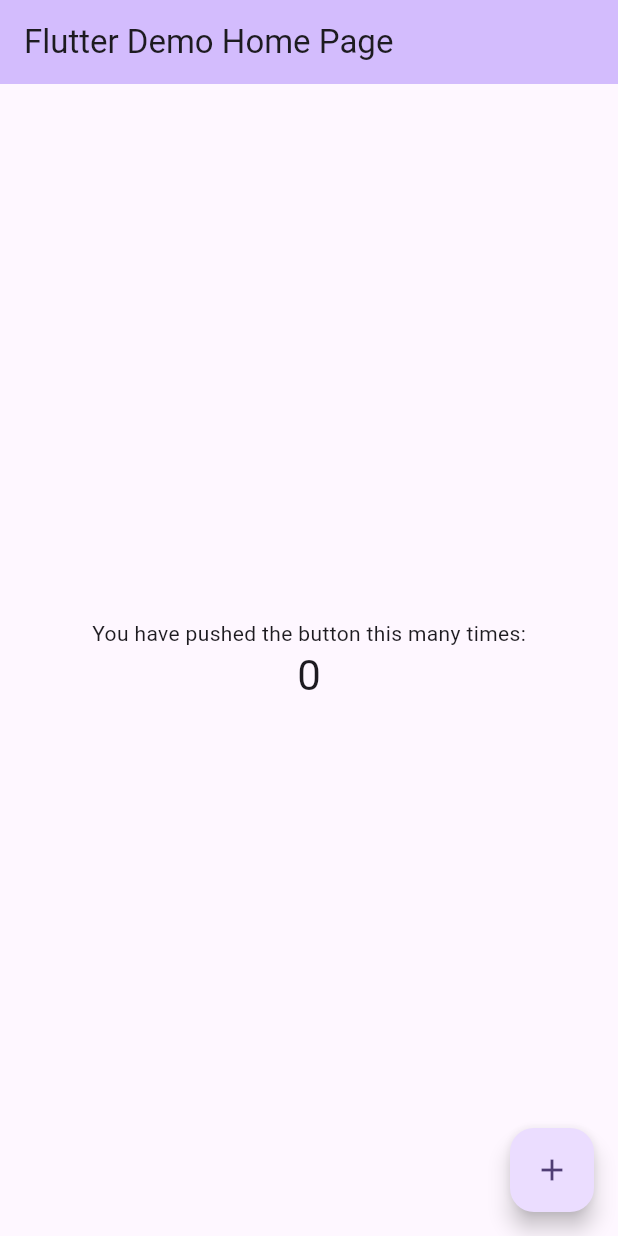
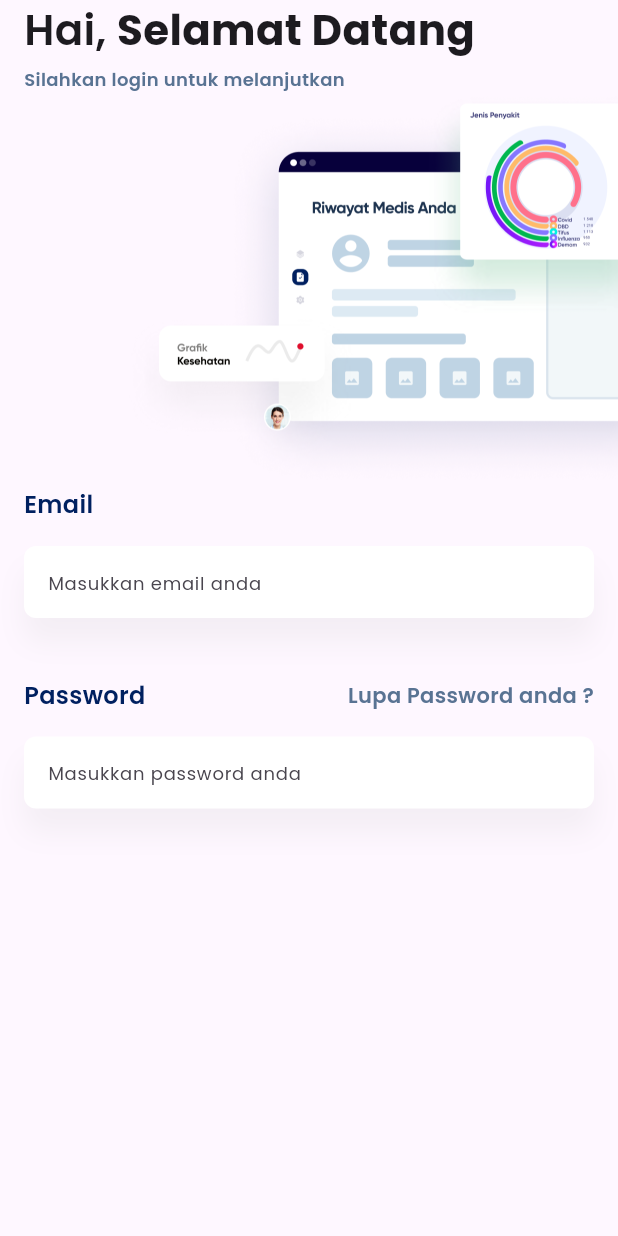
Before and after one commit to hamcuks/vascomm-test, a Flutter app: the screen it shows after launch, on a phone screen of 412 x 824 dp. Run offline on Flutter 3.47's test engine with Material 3 defaults, Android fonts, the phone set to English and light mode, and no system bars; our stand-ins replace google_fonts.

Commit message:
feat(view): add login view

```diff
--- /dev/null
+++ b/lib/features/authentication/presentation/views/login_view.dart
@@ -0,0 +1,80 @@
+import 'package:flutter/material.dart';
+import 'package:google_fonts/google_fonts.dart';
+import 'package:vascomm_test/shared/presentation/widgets/app_input_form.dart';
+
+class LoginView extends StatelessWidget {
+  const LoginView({super.key});
+
+  @override
+  Widget build(BuildContext context) {
+    return Scaffold(
+      body: SafeArea(
+        child: Column(
+          children: [
+            Padding(
+              padding: const EdgeInsets.symmetric(horizontal: 16),
+              child: Column(
+                crossAxisAlignment: CrossAxisAlignment.start,
+                children: [
+                  Row(
+                    children: [
+                      Text(
+                        'Hai, ',
+                        style: GoogleFonts.poppins(
+                          fontWeight: FontWeight.w600,
+                          fontSize: 28,
+                        ),
+                      ),
+                      Text(
+                        'Selamat Datang',
+                        style: GoogleFonts.poppins(
+                          fontWeight: FontWeight.bold,
+                          fontSize: 28,
+                        ),
+                      ),
+                    ],
+                  ),
+                  const SizedBox(height: 4),
+                  Text(
+                    'Silahkan login untuk melanjutkan',
+                    style: GoogleFonts.poppins(
+                      fontWeight: FontWeight.w600,
+                      fontSize: 12,
+                      color: const Color(0xFF597393),
+                    ),
+                  ),
+                ],
+              ),
+            ),
+            Align(
+              alignment: Alignment.centerRight,
+              child: Image.asset(
+                'assets/images/medical-record-illus.png',
+                scale: 3,
+              ),
+            ),
+            const Padding(
+              padding: EdgeInsets.symmetric(horizontal: 16),
+              child: Form(
+                child: Column(
+                  children: [
+                    AppInputForm(
+                      title: 'Email',
+                      hintText: 'Masukkan email anda',
+                    ),
+                    SizedBox(height: 40),
+                    AppInputForm(
+                      title: 'Password',
+                      hintText: 'Masukkan password anda',
+                      suffixText: 'Lupa Password anda ?',
+                    ),
+                  ],
+                ),
+              ),
+            )
+          ],
+        ),
+      ),
+    );
+  }
+}
--- a/lib/main.dart
+++ b/lib/main.dart
@@ -1,4 +1,5 @@
 import 'package:flutter/material.dart';
+import 'package:vascomm_test/features/authentication/presentation/views/login_view.dart';
 
 void main() {
   runApp(const MyApp());
@@ -7,46 +8,21 @@ void main() {
 class MyApp extends StatelessWidget {
   const MyApp({super.key});
 
-  // This widget is the root of your application.
   @override
   Widget build(BuildContext context) {
     return MaterialApp(
       title: 'Flutter Demo',
       theme: ThemeData(
-        // This is the theme of your application.
-        //
-        // TRY THIS: Try running your application with "flutter run". You'll see
-        // the application has a purple toolbar. Then, without quitting the app,
-        // try changing the seedColor in the colorScheme below to Colors.green
-        // and then invoke "hot reload" (save your changes or press the "hot
-        // reload" button in a Flutter-supported IDE, or press "r" if you used
-        // the command line to start the app).
-        //
-        // Notice that the counter didn't reset back to zero; the application
-        // state is not lost during the reload. To reset the state, use hot
-        // restart instead.
-        //
-        // This works for code too, not just values: Most code changes can be
-        // tested with just a hot reload.
         colorScheme: ColorScheme.fromSeed(seedColor: Colors.deepPurple),
         useMaterial3: true,
       ),
-      home: const MyHomePage(title: 'Flutter Demo Home Page'),
+      home: const LoginView(),
     );
   }
 }
 
 class MyHomePage extends StatefulWidget {
   const MyHomePage({super.key, required this.title});
-
-  // This widget is the home page of your application. It is stateful, meaning
-  // that it has a State object (defined below) that contains fields that affect
-  // how it looks.
-
-  // This class is the configuration for the state. It holds the values (in this
-  // case the title) provided by the parent (in this case the App widget) and
-  // used by the build method of the State. Fields in a Widget subclass are
-  // always marked "final".
 
   final String title;
 
@@ -59,50 +35,19 @@ class _MyHomePageState extends State<MyHomePage> {
 
   void _incrementCounter() {
     setState(() {
-      // This call to setState tells the Flutter framework that something has
-      // changed in this State, which causes it to rerun the build method below
-      // so that the display can reflect the updated values. If we changed
-      // _counter without calling setState(), then the build method would not be
-      // called again, and so nothing would appear to happen.
       _counter++;
     });
   }
 
   @override
   Widget build(BuildContext context) {
-    // This method is rerun every time setState is called, for instance as done
-    // by the _incrementCounter method above.
-    //
-    // The Flutter framework has been optimized to make rerunning build methods
-    // fast, so that you can just rebuild anything that needs updating rather
-    // than having to individually change instances of widgets.
     return Scaffold(
       appBar: AppBar(
-        // TRY THIS: Try changing the color here to a specific color (to
-        // Colors.amber, perhaps?) and trigger a hot reload to see the AppBar
-        // change color while the other colors stay the same.
         backgroundColor: Theme.of(context).colorScheme.inversePrimary,
-        // Here we take the value from the MyHomePage object that was created by
-        // the App.build method, and use it to set our appbar title.
         title: Text(widget.title),
       ),
       body: Center(
-        // Center is a layout widget. It takes a single child and positions it
-        // in the middle of the parent.
         child: Column(
-          // Column is also a layout widget. It takes a list of children and
-          // arranges them vertically. By default, it sizes itself to fit its
-          // children horizontally, and tries to be as tall as its parent.
-          //
-          // Column has various properties to control how it sizes itself and
-          // how it positions its children. Here we use mainAxisAlignment to
-          // center the children vertically; the main axis here is the vertical
-          // axis because Columns are vertical (the cross axis would be
-          // horizontal).
-          //
-          // TRY THIS: Invoke "debug painting" (choose the "Toggle Debug Paint"
-          // action in the IDE, or press "p" in the console), to see the
-          // wireframe for each widget.
           mainAxisAlignment: MainAxisAlignment.center,
           children: <Widget>[
             const Text(
@@ -119,7 +64,7 @@ class _MyHomePageState extends State<MyHomePage> {
         onPressed: _incrementCounter,
         tooltip: 'Increment',
         child: const Icon(Icons.add),
-      ), // This trailing comma makes auto-formatting nicer for build methods.
+      ),
     );
   }
 }
--- a/pubspec.yaml
+++ b/pubspec.yaml
@@ -39,6 +39,7 @@ dependencies:
   google_fonts: ^6.2.1
   intl: ^0.19.0
   get_it: ^7.7.0
+  flutter_svg: ^2.0.10+1
 
 dev_dependencies:
   flutter_test:
@@ -63,8 +64,9 @@ flutter:
   uses-material-design: true
 
   # To add assets to your application, add an assets section, like this:
-  # assets:
-  #   - images/a_dot_burr.jpeg
+  assets:
+    - assets/images/
+    - assets/icons/
   #   - images/a_dot_ham.jpeg
 
   # An image asset can refer to one or more resolution-specific "variants", see
```
Also changed, not shown: pubspec.lock, 3 other files.
